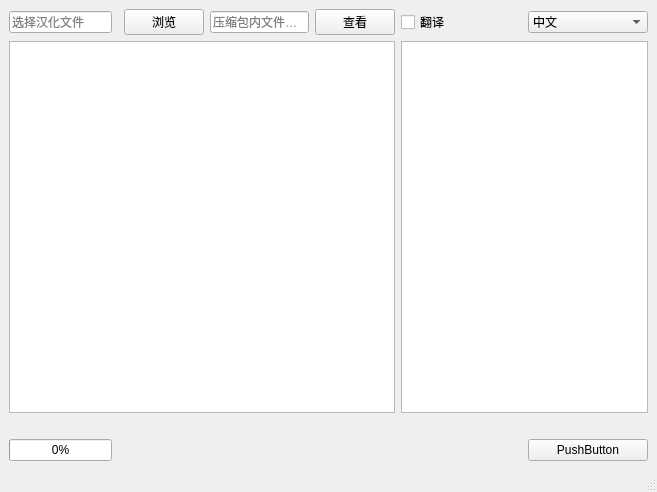
Before: the Qt Designer form test.ui in AndroidStudioTranslate/Android-Studio-Translate-Tool-Python, drawn with Qt 5.
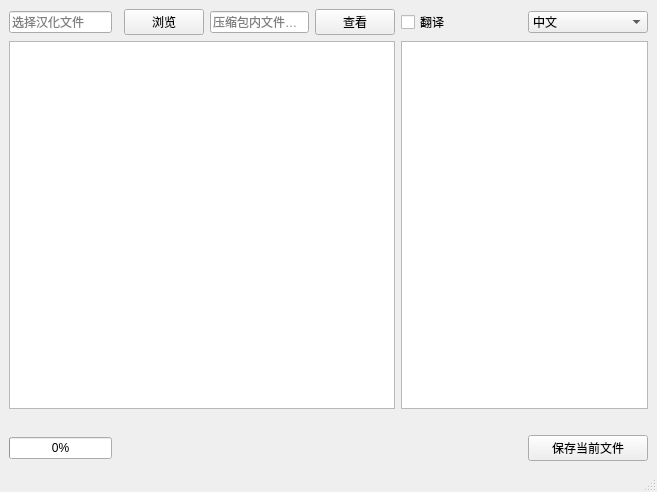
After: the same form once the commit is applied.

Commit message: 1.实现保存属性文件 2.规范控件命名

```diff
--- a/test.ui
+++ b/test.ui
@@ -58,7 +58,7 @@
     <item row="3" column="7">
      <widget class="QPushButton" name="pushButton_3">
       <property name="text">
-       <string>PushButton</string>
+       <string>保存当前文件</string>
       </property>
      </widget>
     </item>
@@ -73,13 +73,7 @@
      </widget>
     </item>
     <item row="1" column="6" colspan="2">
-     <widget class="QListView" name="listView">
-      <property name="maximumSize">
-       <size>
-        <width>16777215</width>
-        <height>16777215</height>
-       </size>
-      </property>
+     <widget class="QListView" name="listView_file">
      </widget>
     </item>
     <item row="0" column="2">
```
Left out of the diff: 20 changed lines with no effect on the pictures. The commit also changes 3 other files.
